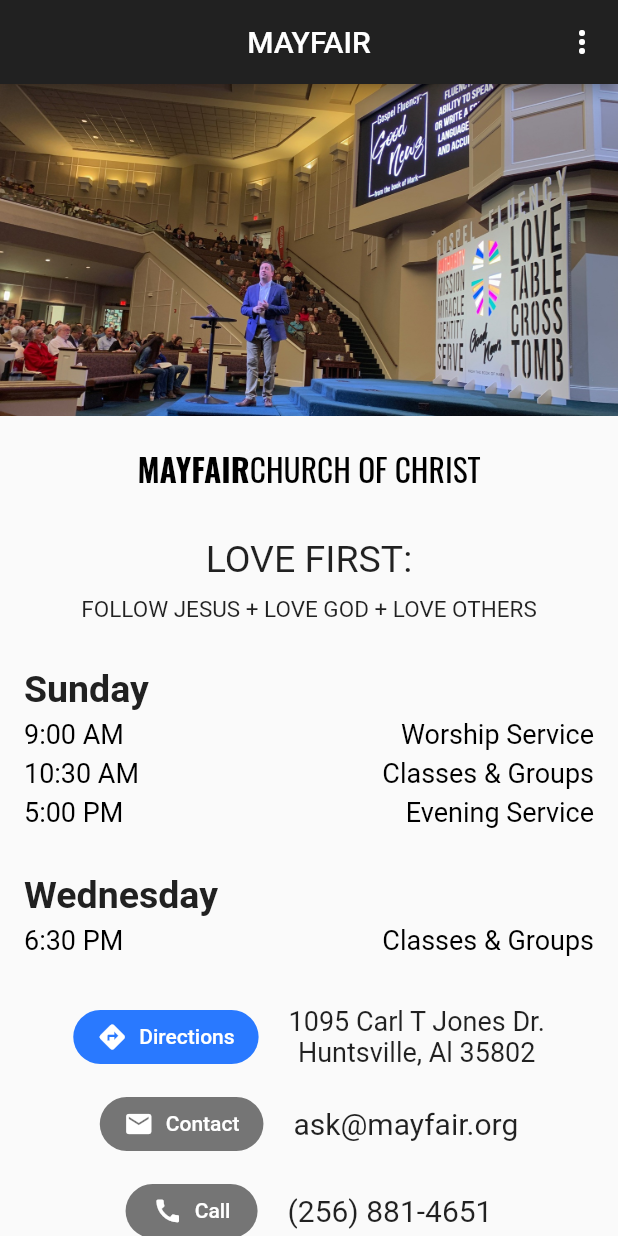
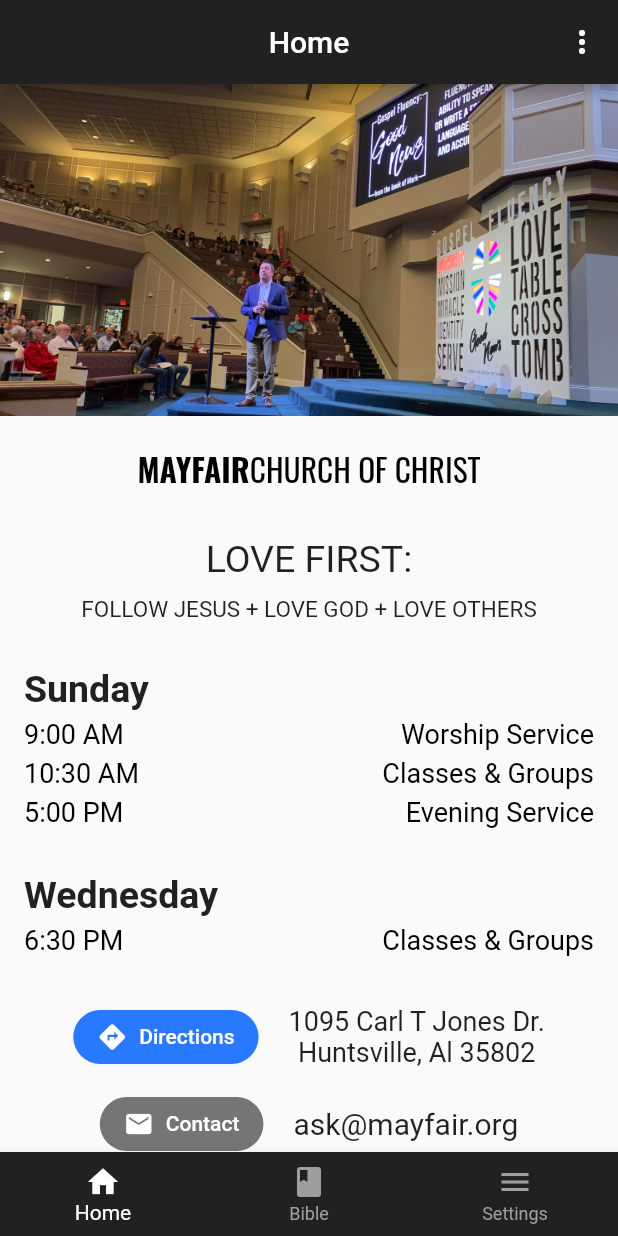
Before and after one commit to ChrisGaddes/mayfair_old, a Flutter app: the screen it shows after launch, on a phone screen of 412 x 824 dp. Run offline on Flutter 3.47's test engine with Material 2 defaults, Android fonts, the phone set to English and light mode, and no system bars.

Commit message:
Added Bottom Navigation Bar with three tabs : Home, Bible, and Settings. The Bible and Settings tabs are placeholders.

```diff
--- /dev/null
+++ b/lib/app/bible_screen.dart
@@ -0,0 +1,8 @@
+import 'package:flutter/material.dart';
+
+class BibleScreen extends StatelessWidget {
+  @override
+  Widget build(BuildContext context) {
+    return Placeholder();
+  }
+}
--- /dev/null
+++ b/lib/app/bottom_navigation_screen.dart
@@ -0,0 +1,61 @@
+import 'package:flutter/material.dart';
+
+import 'bible_screen.dart';
+import 'home_page.dart';
+import 'settings_screen.dart';
+
+class BottomNavigationScreen extends StatefulWidget {
+  @override
+  _BottomNavigationScreenState createState() => _BottomNavigationScreenState();
+}
+
+class _BottomNavigationScreenState extends State<BottomNavigationScreen> {
+  // Initial tab index is 0, which is the HomePage
+  int _currentTabIndex = 0;
+  final List<Widget> _tabs = [
+    HomePage(title: 'Home',),
+    BibleScreen(),
+    SettingsScreen(),
+  ];
+
+  @override
+  Widget build(BuildContext context) {
+    return SafeArea(
+      child: Scaffold(
+        body: _tabs[_currentTabIndex],
+        bottomNavigationBar: bottomNavigationBar(),
+      ),
+    );
+  }
+
+  BottomNavigationBar bottomNavigationBar() {
+    return BottomNavigationBar(
+      type: BottomNavigationBarType.fixed,
+      items: <BottomNavigationBarItem>[
+        BottomNavigationBarItem(
+          icon: Icon(Icons.home),
+          title: Text("Home"),
+        ),
+        BottomNavigationBarItem(
+          icon: Icon(Icons.book),
+          title: Text("Bible"),
+        ),
+        BottomNavigationBarItem(
+          icon: Icon(Icons.menu),
+          title: Text("Settings"),
+        ),
+      ],
+      currentIndex: _currentTabIndex,
+      onTap: onTabTapped,
+      backgroundColor: Colors.grey.shade900,
+      unselectedItemColor: Colors.grey.shade500,
+      selectedItemColor: Colors.white,
+    );
+  }
+
+  void onTabTapped(int index) {
+    setState(() {
+      _currentTabIndex = index;
+    });
+  }
+}
--- /dev/null
+++ b/lib/app/settings_screen.dart
@@ -0,0 +1,8 @@
+import 'package:flutter/material.dart';
+
+class SettingsScreen extends StatelessWidget {
+  @override
+  Widget build(BuildContext context) {
+    return Placeholder();
+  }
+}
--- a/lib/main.dart
+++ b/lib/main.dart
@@ -1,7 +1,7 @@
 import 'package:flutter/material.dart';
 import 'package:flutter/services.dart';
 
-import 'app/home_page.dart';
+import 'app/bottom_navigation_screen.dart';
 import 'common_widgets/ios_scroll_behavior.dart';
 
 void main() => runApp(MyApp());
@@ -28,9 +28,7 @@ class MyApp extends StatelessWidget {
             brightness: Brightness.dark, color: Colors.grey.shade900),
       ),
       debugShowCheckedModeBanner: false,
-      home: HomePage(
-        title: 'MAYFAIR',
-      ),
+      home: BottomNavigationScreen(),
     );
   }
 }
```
